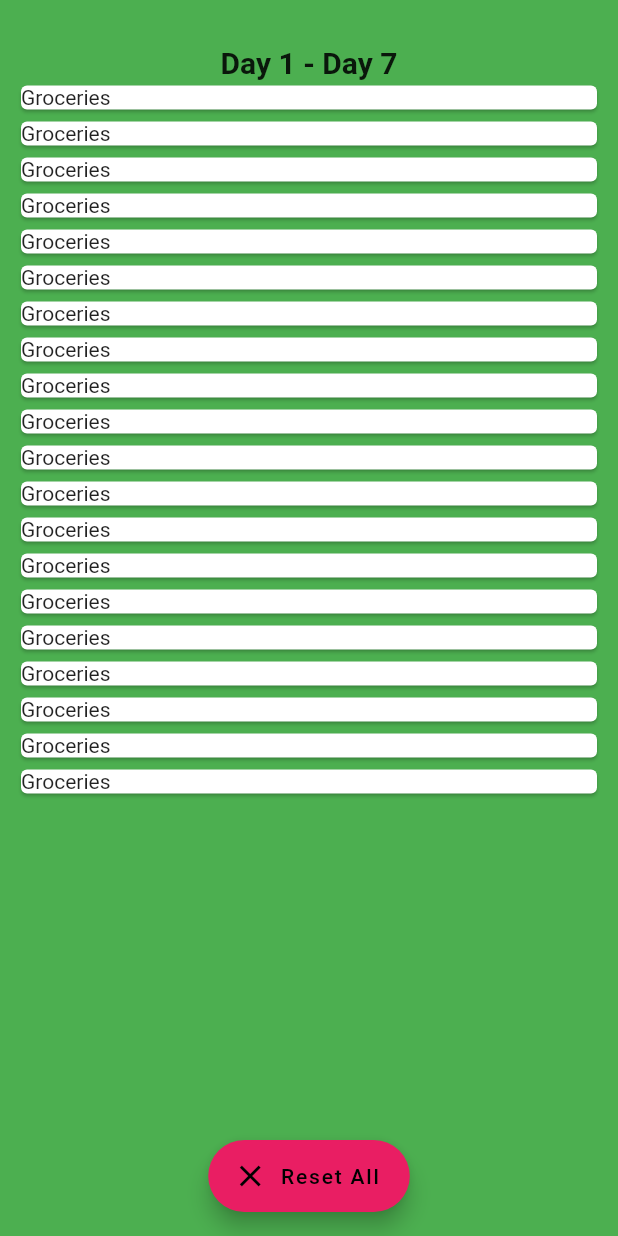
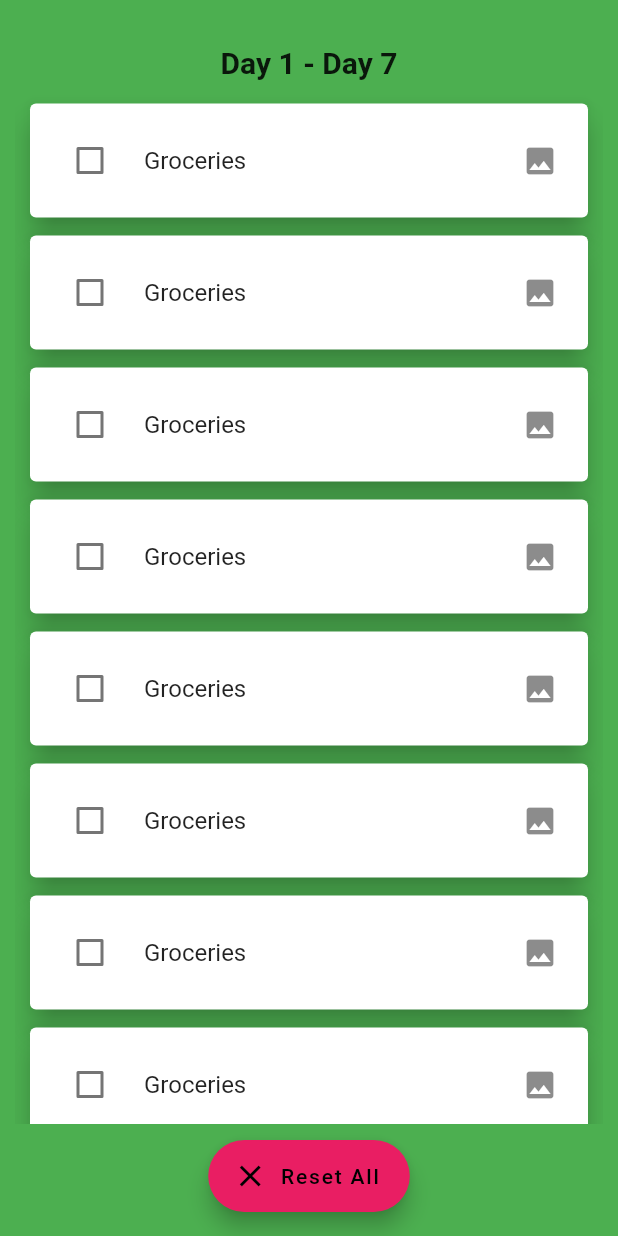
Before and after one commit to christopherlam888/recipe-ready-frontend, a Flutter app: the Groceries screen opened by its route, on a phone screen of 412 x 824 dp. Run offline on Flutter 3.47's test engine with Material 2 defaults, Android fonts, the phone set to English and light mode, and no system bars; our stand-ins replace flutter_slidable, grouped_list.

Commit message:
set up checkbox list tiles for groceries

```diff
--- a/lib/groceries.dart
+++ b/lib/groceries.dart
@@ -6,6 +6,9 @@ class Groceries extends StatefulWidget {
 }
 
 class _GroceriesState extends State<Groceries> {
+
+  bool _isSelected = false;
+
   @override
   Widget build(BuildContext context) {
     return Scaffold(
@@ -20,13 +23,31 @@ class _GroceriesState extends State<Groceries> {
                 textAlign: TextAlign.center,
                 style: TextStyle(fontSize: 20, fontWeight: FontWeight.bold),
               ),
+              SizedBox(height: 10.0),
               Expanded(
                 child: ListView.builder(
                   itemCount: 20,
                   itemBuilder: (context, index){
                     return Card(
-                      color: Colors.white,
-                      child: Text("Groceries"),
+                      elevation: 8.0,
+                      margin: new EdgeInsets.symmetric(horizontal: 10.0, vertical: 6.0),
+                      child: Container(
+                        child: CheckboxListTile(
+                          contentPadding:
+                          EdgeInsets.symmetric(horizontal: 20.0, vertical: 10.0),
+                          title: Text('Groceries'),
+                          value: _isSelected,
+                          secondary: Icon(Icons.image),
+                          controlAffinity: ListTileControlAffinity.leading,
+                          onChanged: (bool value) {
+                            setState(() {
+                              _isSelected = value;
+                            });
+                          },
+                          activeColor: Colors.green,
+                          checkColor: Colors.white,
+                        ),
+                      ),
                     );
                   },
                 ),
```
